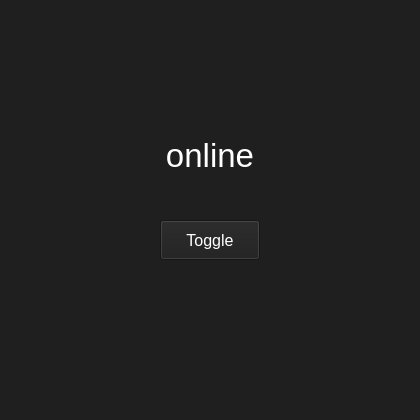
Before: the Qt Designer form main.ui in match19/QAccepter, drawn with Qt 5.
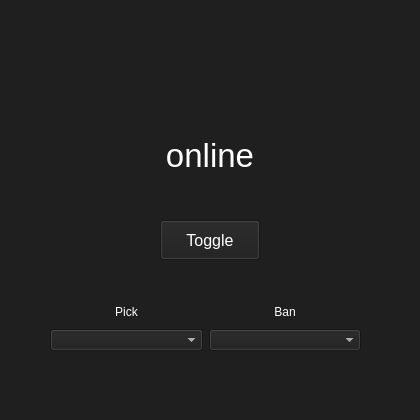
After: the same form once the commit is applied.

Commit message: pick ban dropdown

The edit to the form file:
```diff
--- a/main.ui
+++ b/main.ui
@@ -83,6 +83,59 @@
     <set>Qt::AlignCenter</set>
    </property>
   </widget>
+  <widget class="QWidget" name="gridLayoutWidget">
+   <property name="geometry">
+    <rect>
+     <x>50</x>
+     <y>300</y>
+     <width>311</width>
+     <height>51</height>
+    </rect>
+   </property>
+   <layout class="QGridLayout" name="gridLayout">
+    <property name="bottomMargin">
+     <number>0</number>
+    </property>
+    <item row="1" column="0">
+     <widget class="QComboBox" name="pickChampDropdown">
+      <item>
+       <property name="text">
+        <string/>
+       </property>
+      </item>
+     </widget>
+    </item>
+    <item row="1" column="1">
+     <widget class="QComboBox" name="banChampDropdown">
+      <item>
+       <property name="text">
+        <string/>
+       </property>
+      </item>
+     </widget>
+    </item>
+    <item row="0" column="1">
+     <widget class="QLabel" name="lblBan">
+      <property name="text">
+       <string>Ban</string>
+      </property>
+      <property name="alignment">
+       <set>Qt::AlignCenter</set>
+      </property>
+     </widget>
+    </item>
+    <item row="0" column="0">
+     <widget class="QLabel" name="lblPick">
+      <property name="text">
+       <string>Pick</string>
+      </property>
+      <property name="alignment">
+       <set>Qt::AlignCenter</set>
+      </property>
+     </widget>
+    </item>
+   </layout>
+  </widget>
  </widget>
  <resources/>
  <connections/>
```
The commit also changes 6 other files.
